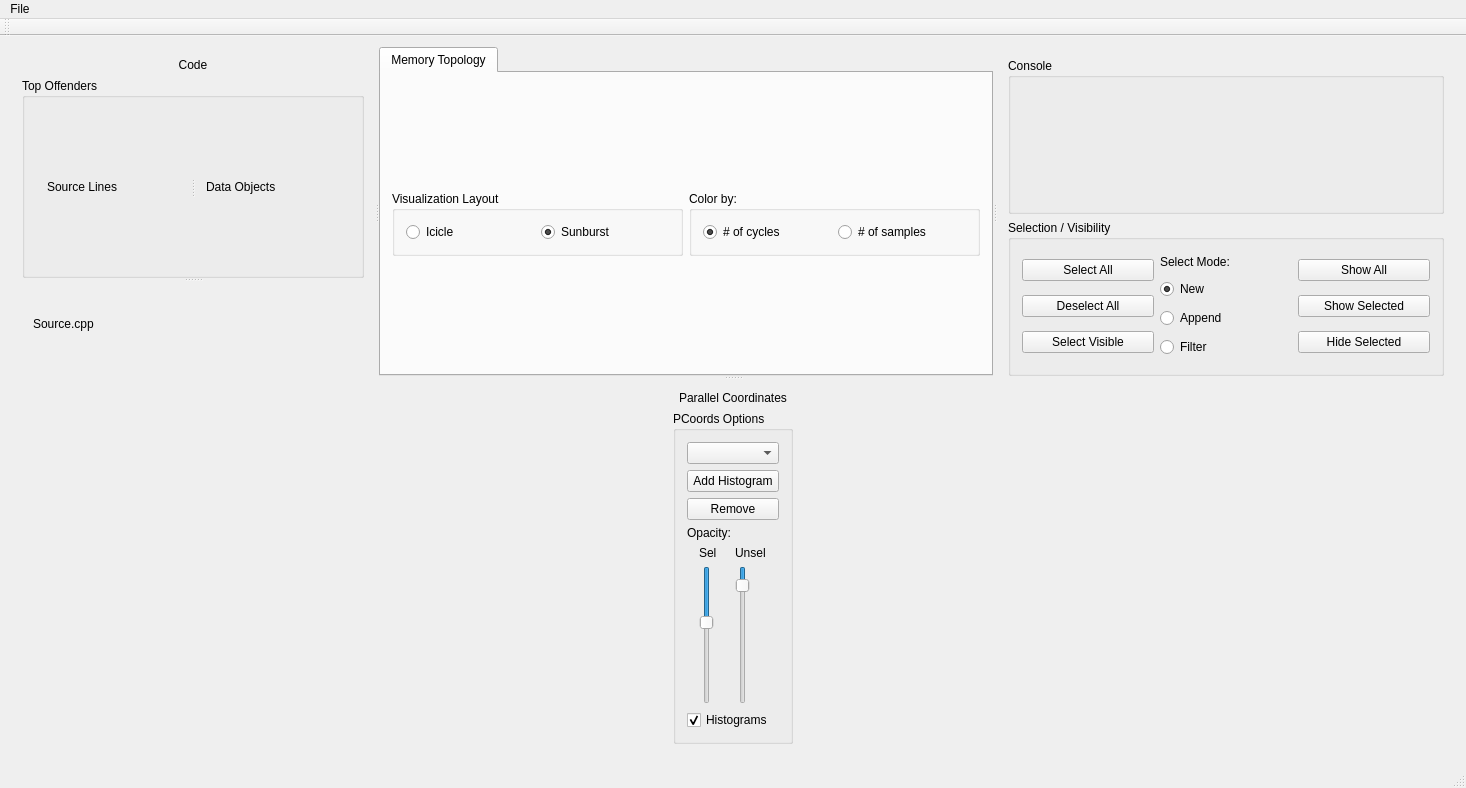
Above: src/form.ui from caps-tum/MemAxes before the change. Below: the same form after it.
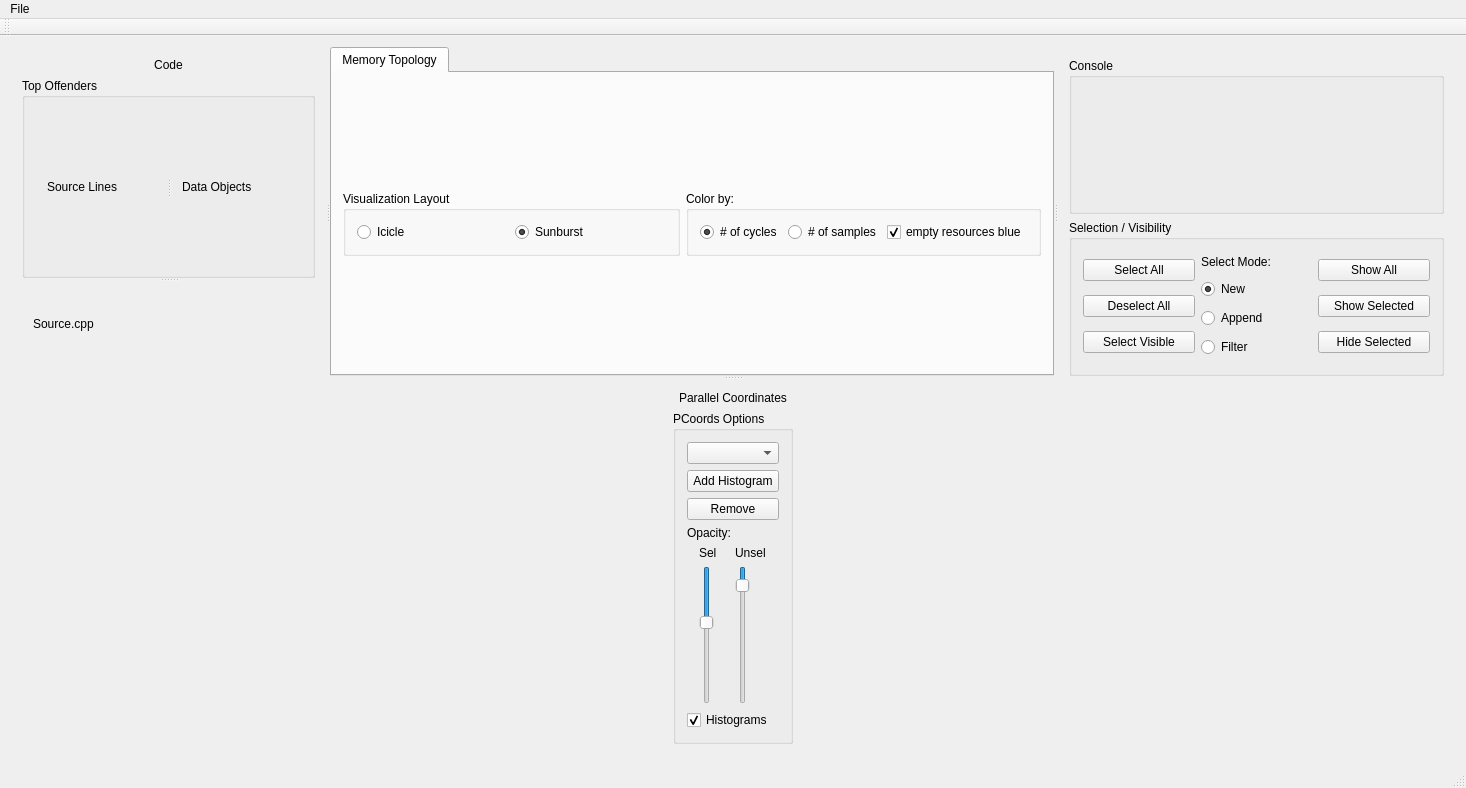
That is the form after the change.

```diff
--- a/src/form.ui
+++ b/src/form.ui
@@ -186,6 +186,16 @@
                  </property>
                 </widget>
                </item>
+               <item>
+                <widget class="QCheckBox" name="blueColor">
+                 <property name="text">
+                  <string>empty resources blue</string>
+                 </property>
+                 <property name="checked">
+                  <bool>true</bool>
+                 </property>
+                </widget>
+               </item>
               </layout>
              </widget>
             </item>
```
